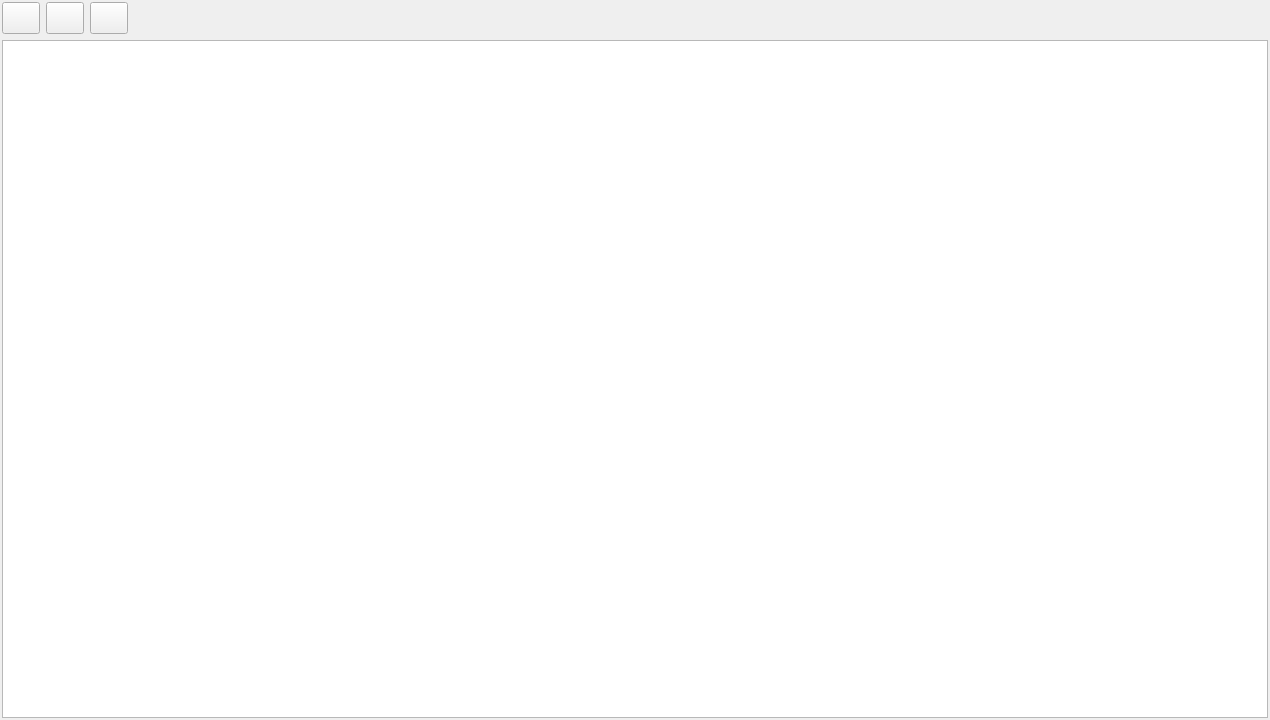
First picture: the form in modules/trial_area/src/gui/areas_list.ui, repository daniluuuuuuuk/daniluuuuuuuk.github.io, before the edit.
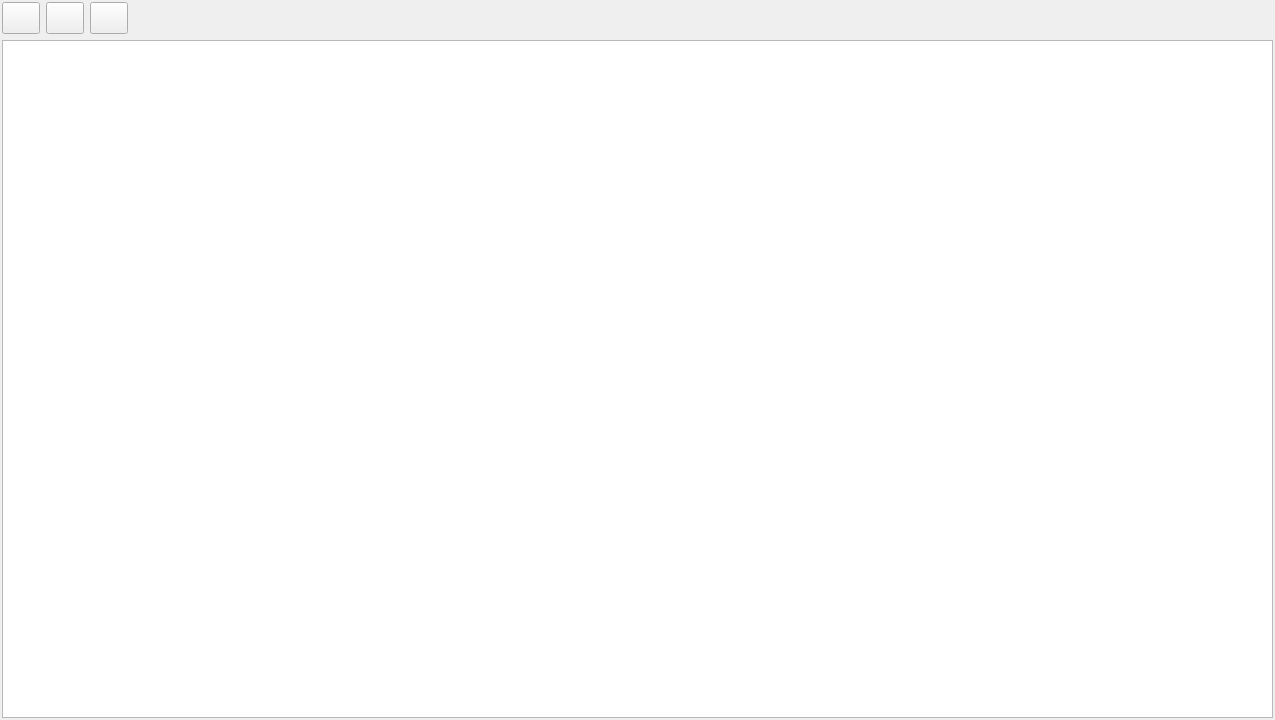
Second picture: the form after the edit.

Commit message: fix bug: При добавлении дерева с вилки - не считало сумму

What changed in the file:
```diff
--- a/modules/trial_area/src/gui/areas_list.ui
+++ b/modules/trial_area/src/gui/areas_list.ui
@@ -6,7 +6,7 @@
    <rect>
     <x>0</x>
     <y>0</y>
-    <width>1270</width>
+    <width>1275</width>
     <height>720</height>
    </rect>
   </property>
```
The commit also changes 1 other file.
